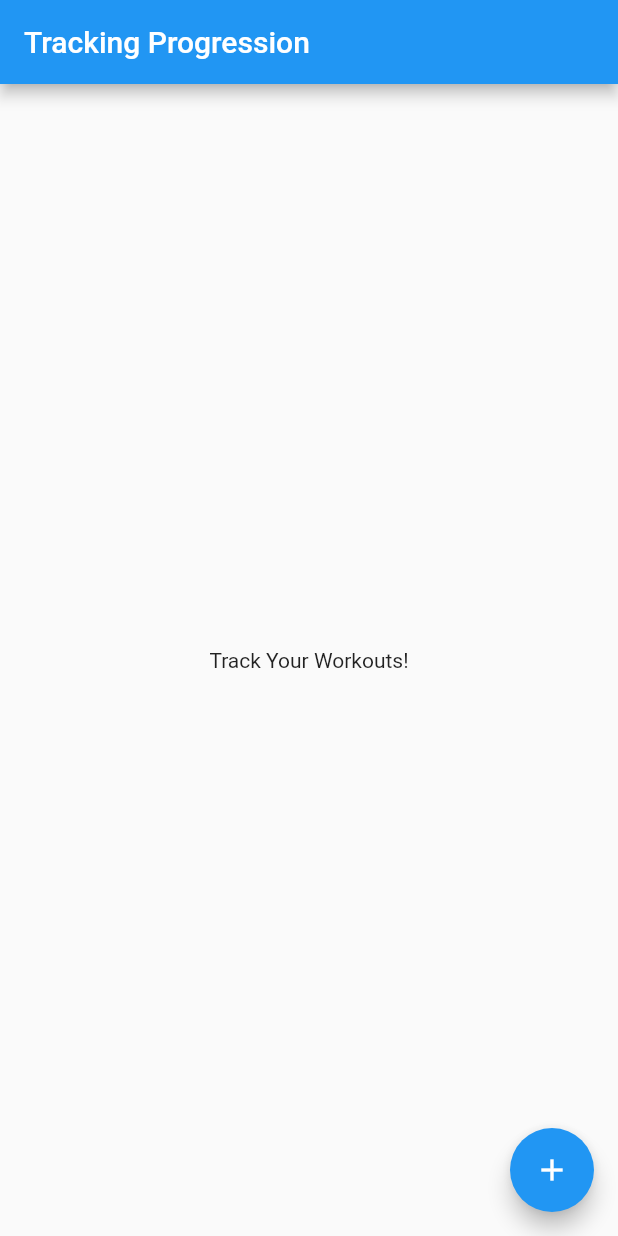
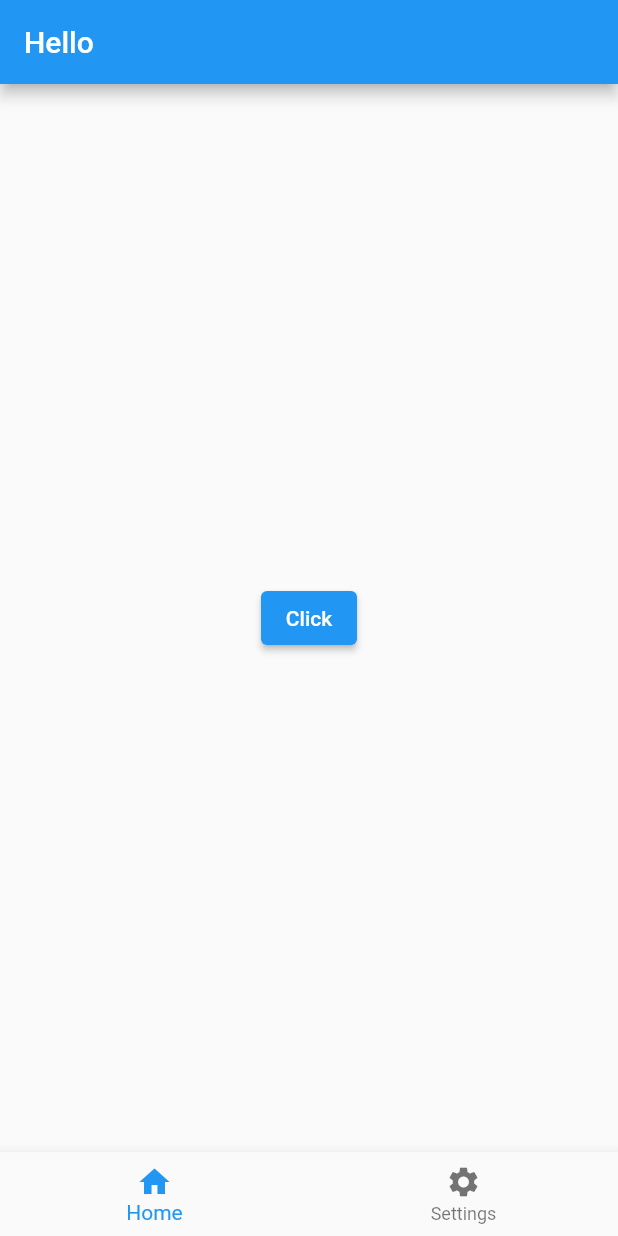
Before and after one commit to CobbCoding1/tracking_progression, a Flutter app: the screen it shows after launch, on a phone screen of 412 x 824 dp. Run offline on Flutter 3.47's test engine with Material 2 defaults, Android fonts, the light colour scheme and no system bars.

Commit message:
Refactored Code, with a few comments. Converted to a Stateful Widget to allow for state updates on button press

```diff
--- a/lib/main.dart
+++ b/lib/main.dart
@@ -4,27 +4,50 @@ void main() {
   runApp(MyApp());
 }
 
-class MyApp extends StatelessWidget {
-  const MyApp({super.key});
+class MyApp extends StatefulWidget {
+  MyApp({super.key});
+
+  @override
+  State<MyApp> createState() => _MyAppState();
+}
+
+class _MyAppState extends State<MyApp> {
+  String buttonText = "Click";
 
   @override
   Widget build(BuildContext context) {
     return MaterialApp(
+      debugShowCheckedModeBanner: false,
       home: Scaffold(
-          appBar: AppBar(
-              backgroundColor: Colors.blue,
-              title: const Text('Tracking Progression')),
-          body: Center(
-            child: Container(
-              child: const Text('Track Your Workouts!'),
+        // AppBar
+        appBar: AppBar(
+          title: const Text("Hello"),
+        ),
+        // Body
+        body: Center(
+          child: ElevatedButton(
+            onPressed: () {
+              setState(() {
+                buttonText = "Clicked";
+              });
+            },
+            child: Text(buttonText),
+          ),
+        ),
+        // Bottom NavBar
+        bottomNavigationBar: BottomNavigationBar(
+          items: const [
+            BottomNavigationBarItem(
+              label: "Home",
+              icon: Icon(Icons.home),
             ),
-          ),
-          floatingActionButton: FloatingActionButton(
-            child: Icon(Icons.add),
-            onPressed: () {
-              print('Jeez!');
-            },
-          )),
+            BottomNavigationBarItem(
+              label: "Settings",
+              icon: Icon(Icons.settings),
+            ),
+          ],
+        ),
+      ),
     );
   }
 }
```
Also changed, not shown: 1 other file.
